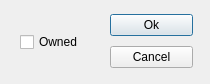
Before: the Qt Designer form garage_edit.ui in unwisegeek/GTAGarageTracker, drawn with Qt 5.
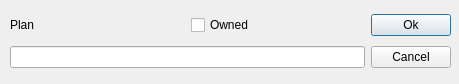
After: the same form once the commit is applied.

Patch:
```diff
--- a/garage_edit.ui
+++ b/garage_edit.ui
@@ -6,41 +6,59 @@
    <rect>
     <x>0</x>
     <y>0</y>
-    <width>210</width>
+    <width>459</width>
     <height>84</height>
    </rect>
   </property>
   <property name="minimumSize">
    <size>
-    <width>210</width>
+    <width>459</width>
     <height>84</height>
    </size>
   </property>
   <property name="maximumSize">
    <size>
-    <width>210</width>
+    <width>459</width>
     <height>84</height>
    </size>
   </property>
   <property name="windowTitle">
    <string>Vehicle Editor</string>
   </property>
-  <widget class="QWidget" name="layoutWidget">
+  <widget class="QWidget" name="">
    <property name="geometry">
     <rect>
-     <x>20</x>
+     <x>10</x>
      <y>10</y>
-     <width>173</width>
+     <width>441</width>
      <height>64</height>
     </rect>
    </property>
+   <layout class="QHBoxLayout" name="horizontalLayout_2">
+    <item>
+     <layout class="QVBoxLayout" name="verticalLayout_2">
+      <item>
    <layout class="QHBoxLayout" name="horizontalLayout">
+        <item>
+         <widget class="QLabel" name="label">
+          <property name="text">
+           <string>Plan</string>
+          </property>
+         </widget>
+        </item>
     <item>
      <widget class="QCheckBox" name="checkOwned">
       <property name="text">
        <string>Owned</string>
       </property>
      </widget>
+        </item>
+       </layout>
+      </item>
+      <item>
+       <widget class="QLineEdit" name="lineGaragePlan"/>
+      </item>
+     </layout>
     </item>
     <item>
      <layout class="QVBoxLayout" name="verticalLayout">
```
Lines whose indentation alone changed are shown as unchanged.
